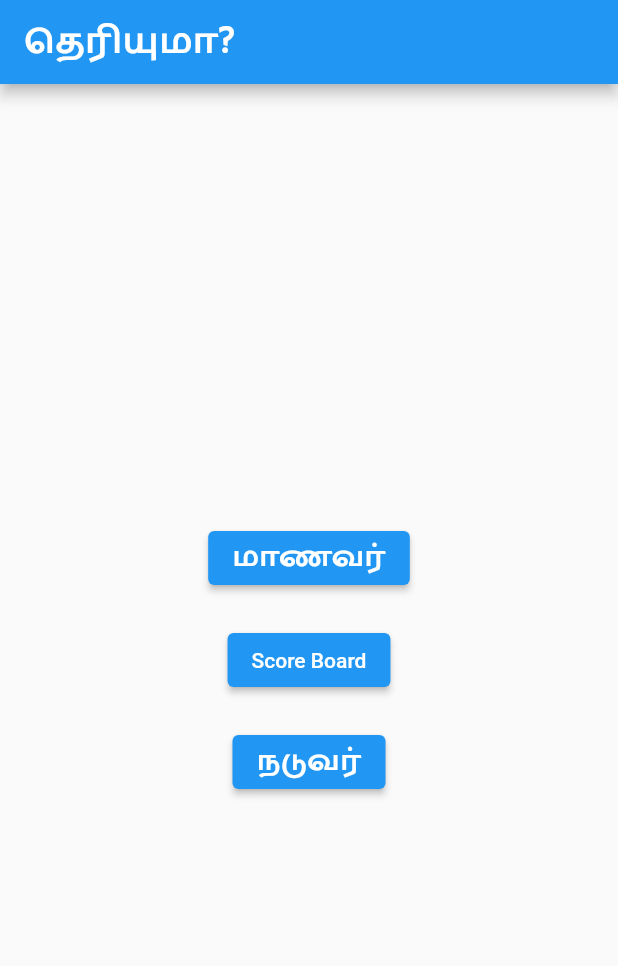
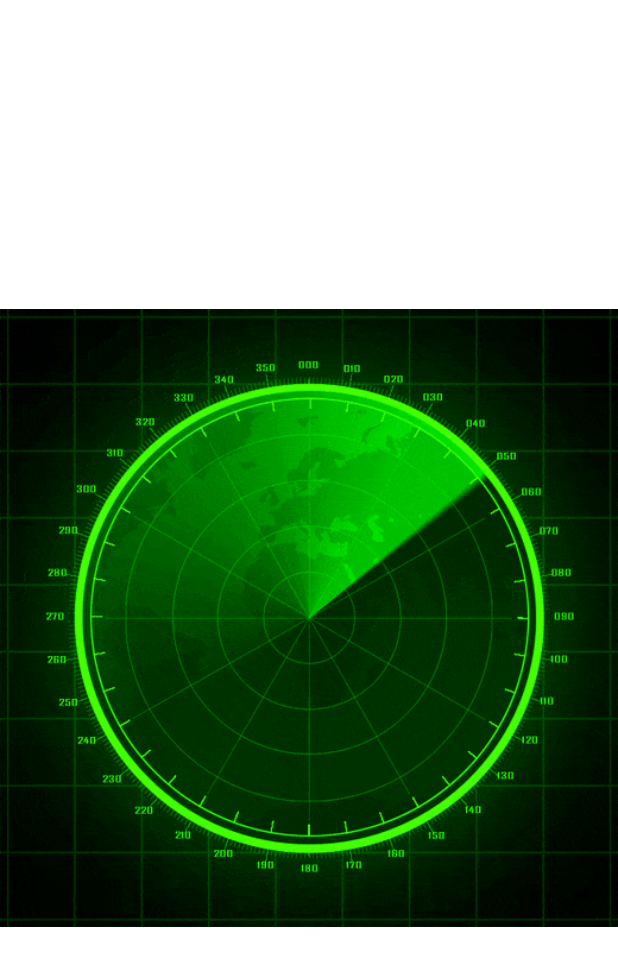
Before and after one commit to rajmohan1584/buzzer, a Flutter app: the screen it shows after launch, on a phone screen of 412 x 824 dp. Shown: the top 966 px of the screen. Run offline on Flutter 3.47's test engine with Material 2 defaults, Android fonts, the phone set to English and light mode, and no system bars; our stand-ins replace audioplayers, flutter_spinbox, socket_io_client; missing offline and left inert: flutter_shake_animated, network_info_plus, socket_io, udp, window_manager.

Commit message:
Redo Home page. Added radar

```diff
--- /dev/null
+++ b/lib/home.dart
@@ -0,0 +1,16 @@
+import 'package:buzzer/util/widgets.dart';
+import 'package:flutter/material.dart';
+
+class Home extends StatefulWidget {
+  Home({Key? key}) : super(key: key);
+
+  @override
+  State<Home> createState() => _HomeState();
+}
+
+class _HomeState extends State<Home> {
+  @override
+  Widget build(BuildContext context) {
+    return Container(child: WIDGETS.buildRadar());
+  }
+}
--- a/lib/main.dart
+++ b/lib/main.dart
@@ -1,11 +1,12 @@
 import 'dart:async';
 import 'dart:io';
+import 'package:buzzer/home.dart';
 import 'package:buzzer/util/log.dart';
 import 'package:flutter/material.dart';
 import 'package:window_manager/window_manager.dart';
 
 import 'package:buzzer/client/client.dart';
-import 'package:buzzer/score_board/score_board.dart';
+//import 'package:buzzer/score_board/score_board.dart';
 import 'package:buzzer/server/server.dart';
 import 'package:buzzer/util/widgets.dart';
 
@@ -47,8 +48,8 @@ class MyApp extends StatelessWidget {
 
   @override
   Widget build(BuildContext context) {
-    return const MaterialApp(
-      home: MyHomePage(),
+    return MaterialApp(
+      home: Home(),
     );
   }
 }
@@ -78,11 +79,6 @@ class MyHomePageState extends State<MyHomePage> {
             const SizedBox(
               height: 20,
             ),
-            ElevatedButton(
-                onPressed: _onScoreBoard, child: const Text("Score Board")),
-            const SizedBox(
-              height: 20,
-            ),
             WIDGETS.serverButton(_onServer)
           ],
         ),
@@ -97,12 +93,14 @@ class MyHomePageState extends State<MyHomePage> {
             builder: (BuildContext context) => const BuzzClientScreen()));
   }
 
+  /*
   void _onScoreBoard() {
     Navigator.pushReplacement(
         context,
         MaterialPageRoute(
             builder: (BuildContext context) => const BuzzScoreBoardScreen()));
   }
+  */
 
   void _onServer() {
     Navigator.pushReplacement(
--- a/lib/util/widgets.dart
+++ b/lib/util/widgets.dart
@@ -315,4 +315,12 @@ class WIDGETS {
       style: TextStyle(fontWeight: FontWeight.bold, fontSize: 30, color: color),
     );
   }
+
+  static Widget buildRadar() {
+    return Image.asset(
+      "assets/images/radar.gif",
+      height: 125.0,
+      width: 125.0,
+    );
+  }
 }
--- a/lib/widets/top_buzzers.dart
+++ b/lib/widets/top_buzzers.dart
@@ -1,6 +1,4 @@
 import 'package:flutter/material.dart';
-import 'package:flutter/src/widgets/framework.dart';
-import 'package:flutter/src/widgets/placeholder.dart';
 
 class TopBuzzers extends StatefulWidget {
   final List<dynamic> buzzers;
```
Also changed, not shown: assets/images/radar.gif (added).
